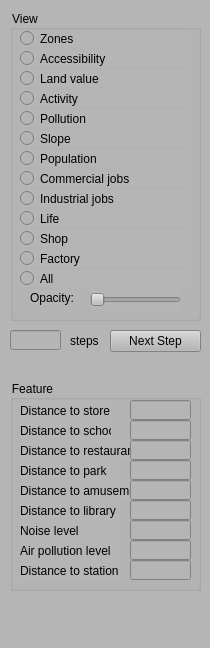
Above: ZoningSim/ControlWidget.ui from gnishida/ZoningSim before the change. Below: the same form after it.
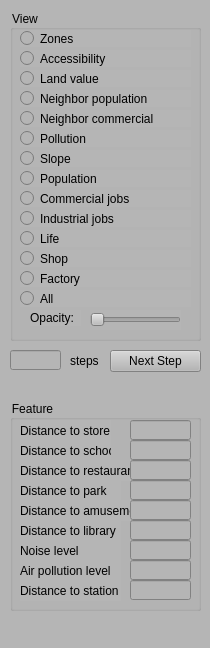
That is the form after the change.

The edit to the form file:
```diff
--- a/ZoningSim/ControlWidget.ui
+++ b/ZoningSim/ControlWidget.ui
@@ -24,7 +24,7 @@
     <property name="geometry">
      <rect>
       <x>10</x>
-      <y>380</y>
+      <y>400</y>
       <width>191</width>
       <height>211</height>
      </rect>
@@ -273,7 +273,7 @@
       <x>10</x>
       <y>10</y>
       <width>191</width>
-      <height>311</height>
+      <height>331</height>
      </rect>
     </property>
     <property name="title">
@@ -337,7 +337,7 @@
       </rect>
      </property>
      <property name="text">
-      <string>Activity</string>
+      <string>Neighbor population</string>
      </property>
      <attribute name="buttonGroup">
       <string notr="true">buttonGroupView</string>
@@ -347,7 +347,7 @@
      <property name="geometry">
       <rect>
        <x>10</x>
-       <y>100</y>
+       <y>120</y>
        <width>171</width>
        <height>17</height>
       </rect>
@@ -363,7 +363,7 @@
      <property name="geometry">
       <rect>
        <x>10</x>
-       <y>120</y>
+       <y>140</y>
        <width>171</width>
        <height>17</height>
       </rect>
@@ -379,7 +379,7 @@
      <property name="geometry">
       <rect>
        <x>10</x>
-       <y>140</y>
+       <y>160</y>
        <width>171</width>
        <height>17</height>
       </rect>
@@ -395,7 +395,7 @@
      <property name="geometry">
       <rect>
        <x>10</x>
-       <y>160</y>
+       <y>180</y>
        <width>171</width>
        <height>17</height>
       </rect>
@@ -411,7 +411,7 @@
      <property name="geometry">
       <rect>
        <x>10</x>
-       <y>180</y>
+       <y>200</y>
        <width>171</width>
        <height>17</height>
       </rect>
@@ -427,7 +427,7 @@
      <property name="geometry">
       <rect>
        <x>80</x>
-       <y>280</y>
+       <y>300</y>
        <width>91</width>
        <height>20</height>
       </rect>
@@ -440,7 +440,7 @@
      <property name="geometry">
       <rect>
        <x>20</x>
-       <y>280</y>
+       <y>300</y>
        <width>51</width>
        <height>16</height>
       </rect>
@@ -453,7 +453,7 @@
      <property name="geometry">
       <rect>
        <x>10</x>
-       <y>260</y>
+       <y>280</y>
        <width>171</width>
        <height>17</height>
       </rect>
@@ -469,7 +469,7 @@
      <property name="geometry">
       <rect>
        <x>10</x>
-       <y>200</y>
+       <y>220</y>
        <width>171</width>
        <height>17</height>
       </rect>
@@ -485,7 +485,7 @@
      <property name="geometry">
       <rect>
        <x>10</x>
-       <y>220</y>
+       <y>240</y>
        <width>171</width>
        <height>17</height>
       </rect>
@@ -501,7 +501,7 @@
      <property name="geometry">
       <rect>
        <x>10</x>
-       <y>240</y>
+       <y>260</y>
        <width>171</width>
        <height>17</height>
       </rect>
@@ -513,12 +513,28 @@
       <string notr="true">buttonGroupView</string>
      </attribute>
     </widget>
+    <widget class="QRadioButton" name="radioButtonNeighborCommercial">
+     <property name="geometry">
+      <rect>
+       <x>10</x>
+       <y>100</y>
+       <width>171</width>
+       <height>17</height>
+      </rect>
+     </property>
+     <property name="text">
+      <string>Neighbor commercial</string>
+     </property>
+     <attribute name="buttonGroup">
+      <string notr="true">buttonGroupView</string>
+     </attribute>
+    </widget>
    </widget>
    <widget class="QPushButton" name="pushButtonNextStep">
     <property name="geometry">
      <rect>
       <x>110</x>
-      <y>330</y>
+      <y>350</y>
       <width>91</width>
       <height>22</height>
      </rect>
@@ -531,7 +547,7 @@
     <property name="geometry">
      <rect>
       <x>70</x>
-      <y>330</y>
+      <y>350</y>
       <width>31</width>
       <height>21</height>
      </rect>
@@ -544,7 +560,7 @@
     <property name="geometry">
      <rect>
       <x>10</x>
-      <y>330</y>
+      <y>350</y>
       <width>51</width>
       <height>20</height>
      </rect>
```
Left out of the diff: 2 changed lines with no effect on the pictures.
